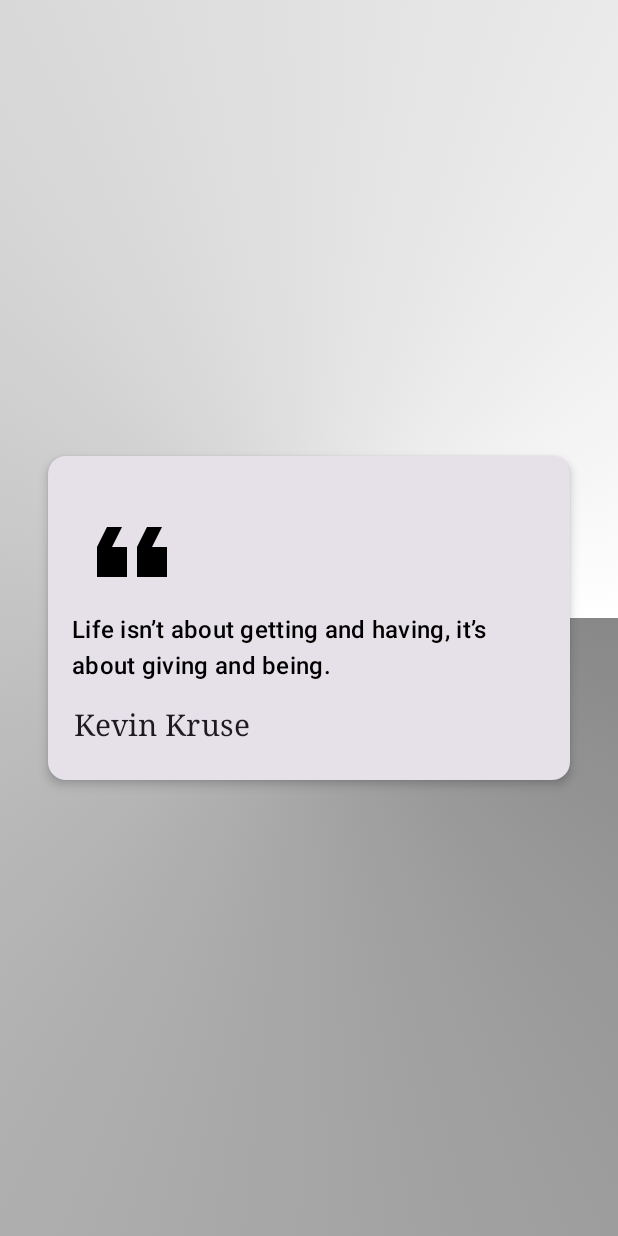
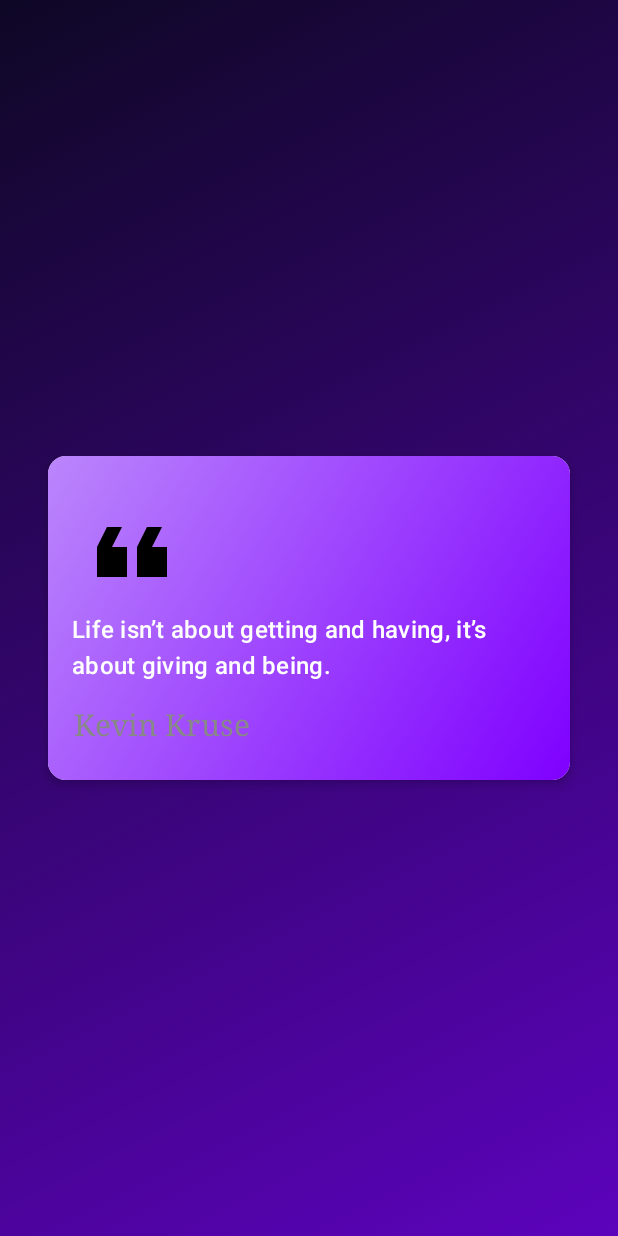
Before and after one commit to Swapnil-J-Patil/QuotesApp, an Android app built with Jetpack Compose: the screen it shows after launch (MainActivity), after a tap on "Life isn’t about getting and having, it’", on a phone screen of 412 x 824 dp. Run offline under Robolectric (Android 15) with nearby library versions, the phone set to English and light mode, and no system bars.

Commit message:
Third commit

```diff
--- a/app/src/main/java/com/example/quotesapp/screens/HomeScreen.kt
+++ b/app/src/main/java/com/example/quotesapp/screens/HomeScreen.kt
@@ -1,31 +1,56 @@
 package com.example.quotesapp.screens
 
+import androidx.compose.foundation.background
 import androidx.compose.foundation.layout.Column
 import androidx.compose.foundation.layout.fillMaxWidth
 import androidx.compose.foundation.layout.padding
-import androidx.compose.material3.MaterialTheme
 import androidx.compose.material3.Text
 import androidx.compose.runtime.Composable
 import androidx.compose.ui.Modifier
+import androidx.compose.ui.graphics.Brush
+import androidx.compose.ui.res.colorResource
+import androidx.compose.ui.text.TextStyle
+import androidx.compose.ui.text.font.FontFamily
 import androidx.compose.ui.text.font.FontWeight
 import androidx.compose.ui.text.style.TextAlign
 import androidx.compose.ui.unit.dp
 import androidx.compose.ui.unit.sp
+import com.example.quotesapp.R
 import com.example.quotesapp.model.Quote
 
 @Composable
 fun homeScreen(data: Array<Quote>,onClick:(quote: Quote)->Unit) {
 
-    Column() {
+    Column(
+        modifier = Modifier
+            .background(
+                Brush.linearGradient(
+                    colors = listOf(
+                        colorResource(id = R.color.navyblue),
+                        colorResource(id = R.color.darkpurple)
+                    )
+                )
+            )
+    ) {
         Text(
             text = "Quotopia",
             textAlign = TextAlign.Center,
             modifier = Modifier
                 .padding(8.dp,16.dp)
                 .fillMaxWidth(1f),
-            fontSize = 30.sp,
+            fontSize = 40.sp,
             fontWeight = FontWeight.Bold,
-            style = MaterialTheme.typography.titleLarge
+            fontFamily = FontFamily.SansSerif,
+            style = TextStyle(
+                Brush.linearGradient(
+                    colors = listOf(
+                        colorResource(id = R.color.purple),
+                        colorResource(id = R.color.pink),
+                        colorResource(id = R.color.white),
+
+                        )
+                )
+            )
         )
 
         quoteList(data = data,onClick)
--- a/app/src/main/java/com/example/quotesapp/screens/QuoteDetails.kt
+++ b/app/src/main/java/com/example/quotesapp/screens/QuoteDetails.kt
@@ -8,6 +8,7 @@ import androidx.compose.foundation.layout.Box
 import androidx.compose.foundation.layout.Column
 import androidx.compose.foundation.layout.Spacer
 import androidx.compose.foundation.layout.fillMaxSize
+import androidx.compose.foundation.layout.fillMaxWidth
 import androidx.compose.foundation.layout.padding
 import androidx.compose.foundation.layout.size
 import androidx.compose.material3.Card
@@ -21,9 +22,11 @@ import androidx.compose.ui.draw.rotate
 import androidx.compose.ui.graphics.Brush
 import androidx.compose.ui.graphics.Color
 import androidx.compose.ui.layout.ContentScale
+import androidx.compose.ui.res.colorResource
 import androidx.compose.ui.res.painterResource
 import androidx.compose.ui.text.font.FontFamily
 import androidx.compose.ui.text.style.TextAlign
+import androidx.compose.ui.tooling.preview.Preview
 import androidx.compose.ui.unit.dp
 import androidx.compose.ui.unit.sp
 import com.example.quotesapp.data.DataManager
@@ -41,10 +44,10 @@ fun quoteDetail(quote: Quote) {
         modifier = Modifier
             .fillMaxSize(1f)
             .background(
-                Brush.sweepGradient(
+                Brush.linearGradient(
                     colors = listOf(
-                        Color.Gray,
-                        Color.White
+                        colorResource(id = R.color.navyblue),
+                        colorResource(id = R.color.darkpurple)
                     )
                 )
             )
@@ -55,12 +58,24 @@ fun quoteDetail(quote: Quote) {
             modifier = Modifier
                 .padding(32.dp)
         ) {
+            Box (
+                modifier = Modifier
+                    .align(Alignment.CenterHorizontally)
+                    .background(
+                        Brush.linearGradient(
+                            colors = listOf(
+                                colorResource(id = R.color.pink),
+                                colorResource(id = R.color.purple)
+                            )
+                        )
+                    )
+            ){
                 Column(
                     verticalArrangement = Arrangement.Center,
                     modifier = Modifier
-                    .align(Alignment.CenterHorizontally)
                         .padding(16.dp, 24.dp)
-            ){
+
+                ) {
                     Image(
                         painter = painterResource(id = R.drawable.baseline_format_quote_24),
                         contentDescription = "",
@@ -72,9 +87,9 @@ fun quoteDetail(quote: Quote) {
                     )
                     Text(
                         text = quote.quote,
-                    color = Color.Black,
+                        color = Color.White,
                         style = MaterialTheme.typography.titleMedium,
-                    modifier = Modifier.padding(0.dp,0.dp,0.dp,8.dp)
+                        modifier = Modifier.padding(0.dp, 0.dp, 0.dp, 8.dp)
                     )
                     Spacer(modifier = Modifier.padding(4.dp))
 
@@ -82,6 +97,7 @@ fun quoteDetail(quote: Quote) {
                         text = quote.author,
                         style = MaterialTheme.typography.titleSmall,
                         fontSize = 20.sp,
+                        color = Color.Gray,
                         fontFamily = FontFamily.Serif,
                         textAlign = TextAlign.End,
                     )
@@ -89,3 +105,4 @@ fun quoteDetail(quote: Quote) {
             }
         }
     }
+}
--- a/app/src/main/java/com/example/quotesapp/screens/QuoteItem.kt
+++ b/app/src/main/java/com/example/quotesapp/screens/QuoteItem.kt
@@ -19,9 +19,11 @@ import androidx.compose.runtime.Composable
 import androidx.compose.ui.Alignment
 import androidx.compose.ui.Modifier
 import androidx.compose.ui.draw.rotate
+import androidx.compose.ui.graphics.Brush
 import androidx.compose.ui.graphics.Color
 import androidx.compose.ui.graphics.ColorFilter
 import androidx.compose.ui.layout.ContentScale
+import androidx.compose.ui.res.colorResource
 import androidx.compose.ui.res.painterResource
 import androidx.compose.ui.text.font.FontWeight
 import androidx.compose.ui.text.style.TextAlign
@@ -42,11 +44,23 @@ fun quoteListItem(quote: Quote,onClick: (quote: Quote)->Unit)
                 onClick(quote)
 //when this function is called it will pass the current quote to parent
             }
-            .fillMaxWidth()
+            .fillMaxWidth(),
+
     ) {
+        Box (
+            modifier = Modifier.fillMaxWidth()
+                .background(
+                    Brush.linearGradient(
+                        colors = listOf(
+                            colorResource(id = R.color.pink),
+                            colorResource(id = R.color.purple)
+                        )
+                    )
+                )
+        ){
             Row(
                 Modifier.padding(10.dp),
-        ){
+            ) {
                 Image(
                     painter = painterResource(id = R.drawable.baseline_format_quote_24),
                     contentDescription = "",
@@ -66,11 +80,12 @@ fun quoteListItem(quote: Quote,onClick: (quote: Quote)->Unit)
                 ) {
                     Text(
                         text = quote.quote,
-                    color = Color.Black,
+                        color = Color.White,
                         style = MaterialTheme.typography.titleMedium,
-                    modifier = Modifier.padding(0.dp,0.dp,0.dp,8.dp)
+                        modifier = Modifier.padding(0.dp, 0.dp, 0.dp, 8.dp)
                     )
-                Box(modifier = Modifier
+                    Box(
+                        modifier = Modifier
                             .background(Color.Gray)
                             .fillMaxWidth(.4f)
                             .height(1.dp)
@@ -79,6 +94,7 @@ fun quoteListItem(quote: Quote,onClick: (quote: Quote)->Unit)
                         text = quote.author,
                         style = MaterialTheme.typography.titleSmall,
                         fontSize = 20.sp,
+                        color = Color.Gray,
                         textAlign = TextAlign.End,
                     )
 
@@ -86,3 +102,4 @@ fun quoteListItem(quote: Quote,onClick: (quote: Quote)->Unit)
             }
         }
     }
+}
--- a/app/src/main/res/values/colors.xml
+++ b/app/src/main/res/values/colors.xml
@@ -7,4 +7,13 @@
     <color name="teal_700">#FF018786</color>
     <color name="black">#FF000000</color>
     <color name="white">#FFFFFFFF</color>
+
+    <color name="pink">#FFBB86FC</color>
+    <color name="purple">#7F00FF</color>
+
+    <color name="graylight">#e1dae6</color>
+    <color name="pinkLight">#f6c4ed</color>
+
+    <color name="navyblue">#0e0725</color>
+    <color name="darkpurple">#5c03bc</color>
 </resources>
```
Lines whose indentation alone changed are shown as unchanged.
